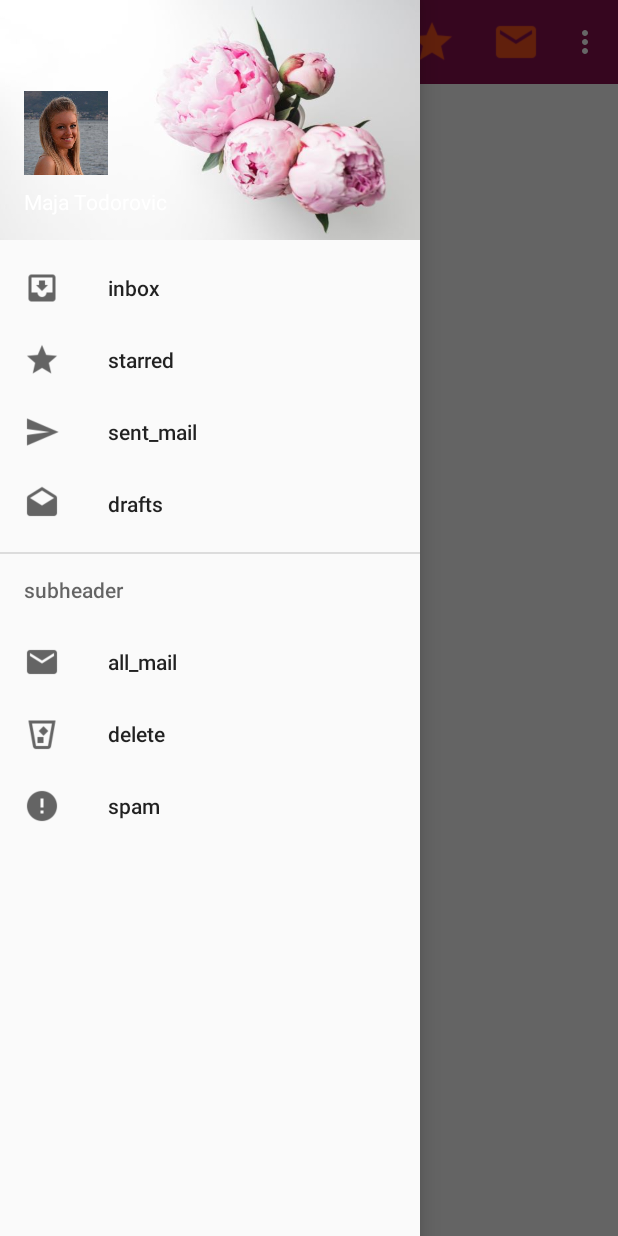
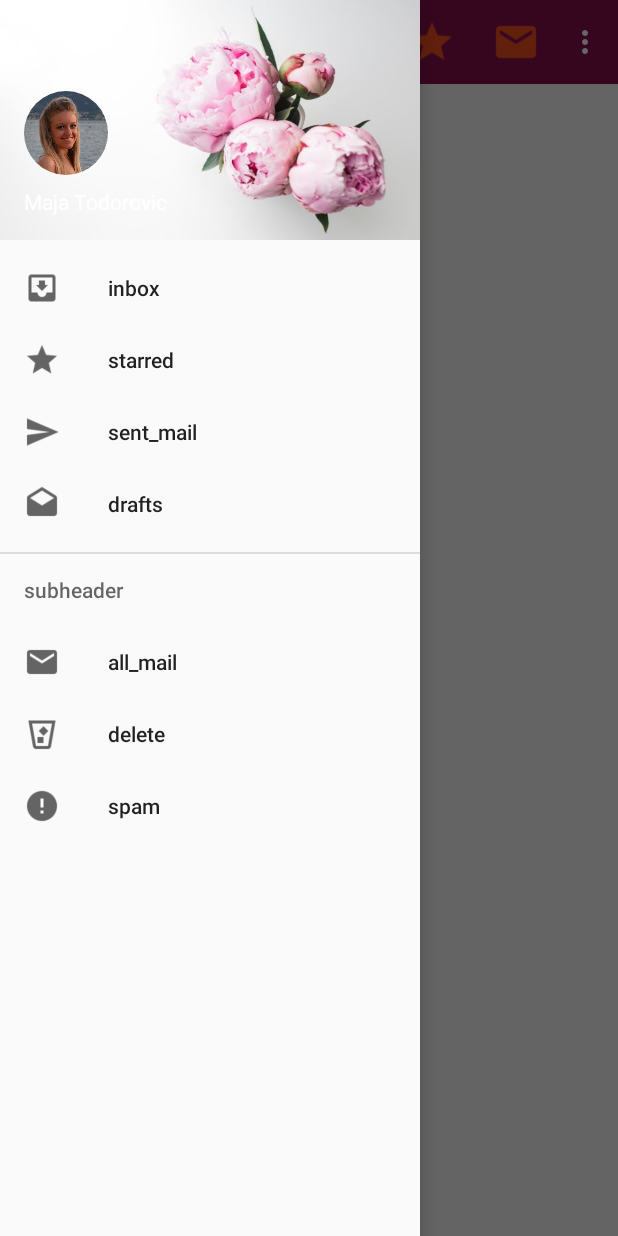
Before and after one commit to Majusna/MaterialDesignExercise, an Android app: the screen it shows after launch (MainActivity), with the side drawer open, on a phone screen of 412 x 824 dp. Run offline under Robolectric (Android 15) with nearby library versions, the phone set to English and light mode, and no system bars; our stand-ins replace CircleImageView.

Commit message:
circle image view

```diff
--- a/app/build.gradle
+++ b/app/build.gradle
@@ -21,6 +21,7 @@ android {
 }
 
 dependencies {
+    compile 'de.hdodenhof:circleimageview:2.1.0'
     compile fileTree(include: ['*.jar'], dir: 'libs')
     compile 'com.android.support:appcompat-v7:26.1.0'
     compile 'com.android.support:design:26.1.0'
--- a/app/src/main/res/layout/navigation_header.xml
+++ b/app/src/main/res/layout/navigation_header.xml
@@ -10,7 +10,7 @@
     android:background="@drawable/small"
     android:scaleType="centerCrop">
 
-    <ImageView
+    <de.hdodenhof.circleimageview.CircleImageView
         android:layout_width="56dp"
         android:layout_height="56dp"
         android:scaleType="centerCrop"
```
